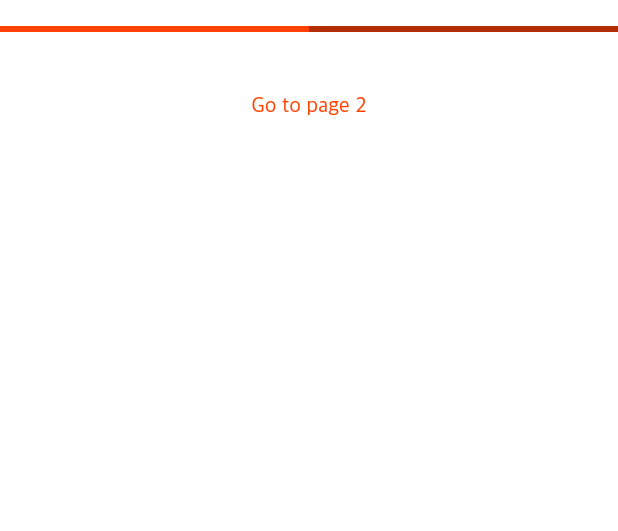
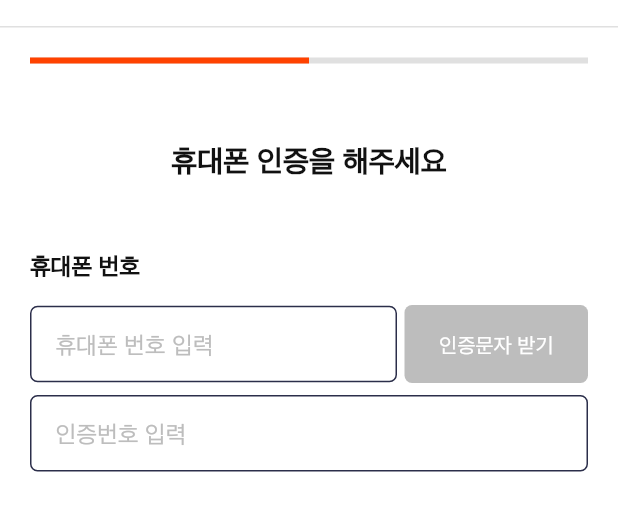
Before and after one commit to chuongphong12/makerre_flutter, a Flutter app: the SignUpInforScreen screen opened by its route, on a phone screen of 412 x 824 dp, the part 58-589 px from its top. Run offline on Flutter 3.47's test engine with Material 2 defaults, Android fonts, the light colour scheme and no system bars; our stand-ins replace bloc, carousel_slider, flutter_form_builder, flutter_rating_bar, flutter_svg, form_builder_validators and 2 more.

Commit message:
-sign up infor

```diff
--- a/lib/configs/router.dart
+++ b/lib/configs/router.dart
@@ -4,8 +4,6 @@ import 'package:makerre_flutter/models/review_model.dart';
 import 'package:makerre_flutter/screens/auth/login/login_screen.dart';
 import 'package:makerre_flutter/screens/auth/signup/signup_infor_screen.dart';
 import 'package:makerre_flutter/screens/auth/signup/signup_screen.dart';
-import 'package:makerre_flutter/screens/auth/signup/test1.dart';
-import 'package:makerre_flutter/screens/auth/signup/test2.dart';
 import 'package:makerre_flutter/screens/auth/transaction/transaction_screen.dart';
 import 'package:makerre_flutter/screens/home/banner/banner_screen.dart';
 import 'package:makerre_flutter/screens/home/best-review/best_review_detail_screen.dart';
--- a/lib/screens/auth/signup/signup_infor_screen.dart
+++ b/lib/screens/auth/signup/signup_infor_screen.dart
@@ -1,7 +1,9 @@
 import 'package:flutter/material.dart';
 import 'package:flutter_svg/svg.dart';
-import 'package:makerre_flutter/screens/auth/signup/test1.dart';
-import 'package:makerre_flutter/screens/auth/signup/test2.dart';
+import 'package:go_router/go_router.dart';
+import 'package:makerre_flutter/configs/color.dart';
+import 'package:makerre_flutter/screens/auth/signup/signup_input_infor_screen.dart';
+import 'package:makerre_flutter/screens/auth/signup/verifyOTP_screen.dart';
 
 class SignUpInforScreen extends StatefulWidget {
   const SignUpInforScreen({super.key});
@@ -12,15 +14,26 @@ class SignUpInforScreen extends StatefulWidget {
 
 class _SignUpInforScreenState extends State<SignUpInforScreen> {
   double progressBarValue = 0.5;
+  String titleProgress = '휴대폰 인증을 해주세요';
 
   void changeProgessValue(bool nextStep) {
     if (nextStep == true) {
       setState(() {
+        if (progressBarValue == 0.5) {
           progressBarValue += 0.5;
+          titleProgress = '개인정보를 입력해주세요';
+        } else {
+          GoRouter.of(context).goNamed('home');
+        }
       });
     } else {
       setState(() {
+        if (progressBarValue == 1) {
+          titleProgress = '휴대폰 인증을 해주세요';
           progressBarValue -= 0.5;
+        } else {
+          Navigator.pop(context);
+        }
       });
     }
   }
@@ -31,29 +44,56 @@ class _SignUpInforScreenState extends State<SignUpInforScreen> {
       appBar: AppBar(
         title: SvgPicture.asset('assets/images/icons/Logo.svg', width: 110),
         centerTitle: true,
-        leading: Container(),
+        automaticallyImplyLeading: false,
+        bottom: PreferredSize(
+          preferredSize: const Size.fromHeight(1),
+          child: Container(
+            color: ColorConfig.grayE0Color,
+            width: double.infinity,
+            height: 1,
           ),
-      body: Column(
+        ),
+      ),
+      body: SingleChildScrollView(
+        child: Container(
+          padding: const EdgeInsets.symmetric(vertical: 20, horizontal: 20),
+          child: Column(
+            // mainAxisAlignment: MainAxisAlignment.start,
             children: [
               LinearProgressIndicator(
                 value: progressBarValue,
+                backgroundColor: ColorConfig.grayE0Color,
               ),
-          const SizedBox(height: 24),
+              const SizedBox(
+                height: 52,
+              ),
+              Text(
+                titleProgress,
+                style: Theme.of(context).textTheme.headline3,
+                textAlign: TextAlign.center,
+              ),
+              // const SizedBox(height: 24),
               if (progressBarValue == 0.5) ...[
-            Test1(
-              onChangeStep: (bool nextStep) {
+                SizedBox(
+                  width: double.infinity,
+                  height: MediaQuery.of(context).size.height,
+                  child: VerifyOTPScreen(
+                    nextStep: (bool nextStep) {
                       changeProgessValue(nextStep);
                     },
                   ),
+                ),
               ] else ...[
-            Test2(
-              onChangeStep: (bool nextStep) {
+                SignUpInputInforScreen(
+                  changeStepCallBack: (bool nextStep) {
                     changeProgessValue(nextStep);
                   },
                 ),
               ],
             ],
           ),
+        ),
+      ),
     );
   }
 }
--- a/lib/screens/auth/signup/test1.dart
+++ /dev/null
@@ -1,21 +0,0 @@
-import 'package:flutter/material.dart';
-import 'package:go_router/go_router.dart';
-
-typedef void ChangeStepCallBack(bool nextStep);
-
-class Test1 extends StatelessWidget {
-  final ChangeStepCallBack onChangeStep;
-  const Test1({super.key, required this.onChangeStep});
-
-  @override
-  Widget build(BuildContext context) {
-    return Container(
-      child: TextButton(
-        child: Text('Go to page 2'),
-        onPressed: () {
-          onChangeStep(true);
-        },
-      ),
-    );
-  }
-}
--- /dev/null
+++ b/lib/screens/auth/signup/verifyOTP_screen.dart
@@ -0,0 +1,153 @@
+import 'package:flutter/material.dart';
+import 'package:makerre_flutter/configs/color.dart';
+
+typedef void ChangeStepCallBack(bool nextStep);
+
+class VerifyOTPScreen extends StatelessWidget {
+  final ChangeStepCallBack nextStep;
+  VerifyOTPScreen({super.key, required this.nextStep});
+
+  @override
+  Widget build(BuildContext context) {
+    return Column(mainAxisAlignment: MainAxisAlignment.spaceBetween, children: [
+      Column(crossAxisAlignment: CrossAxisAlignment.start, children: [
+        const SizedBox(
+          height: 48,
+        ),
+        Text(
+          '휴대폰 번호',
+          style: Theme.of(context)
+              .textTheme
+              .headline4!
+              .copyWith(fontWeight: FontWeight.w600),
+        ),
+        const SizedBox(
+          height: 16,
+        ),
+        Row(
+          children: [
+            Expanded(
+              flex: 2,
+              child: TextField(
+                decoration: InputDecoration(
+                  isCollapsed: true,
+                  contentPadding:
+                      const EdgeInsets.symmetric(horizontal: 15, vertical: 15),
+                  hintText: '휴대폰 번호 입력',
+                  hintStyle: Theme.of(context).textTheme.headline4!.copyWith(
+                      color: ColorConfig.grayBDColor,
+                      fontWeight: FontWeight.normal),
+                  filled: false,
+                  border: OutlineInputBorder(
+                      gapPadding: 2,
+                      borderRadius: BorderRadius.circular(5),
+                      borderSide: const BorderSide(color: ColorConfig.grayBDColor)),
+                  focusedBorder: OutlineInputBorder(
+                      gapPadding: 2,
+                      borderRadius: BorderRadius.circular(5),
+                      borderSide: const BorderSide(color: ColorConfig.grayBDColor)),
+                ),
+              ),
+            ),
+            const SizedBox(
+              width: 5,
+            ),
+            Expanded(
+                flex: 1,
+                child: TextButton(
+                  style: TextButton.styleFrom(
+                      fixedSize: const Size(double.infinity, 52),
+                      surfaceTintColor: ColorConfig.whiteColor,
+                      foregroundColor: ColorConfig.whiteColor,
+                      backgroundColor: ColorConfig.grayBDColor,
+                      shape: RoundedRectangleBorder(
+                          borderRadius: BorderRadius.circular(5))),
+                  child: Text(
+                    '인증문자 받기',
+                    style: Theme.of(context)
+                        .textTheme
+                        .headline6!
+                        .copyWith(color: ColorConfig.whiteColor),
+                  ),
+                  onPressed: () {},
+                ))
+          ],
+        ),
+        const SizedBox(
+          height: 8,
+        ),
+        TextField(
+          decoration: InputDecoration(
+            isCollapsed: true,
+            contentPadding:
+                const EdgeInsets.symmetric(horizontal: 15, vertical: 15),
+            hintText: '인증번호 입력',
+            hintStyle: Theme.of(context).textTheme.headline4!.copyWith(
+                color: ColorConfig.grayBDColor, fontWeight: FontWeight.normal),
+            filled: false,
+            border: OutlineInputBorder(
+                gapPadding: 2,
+                borderRadius: BorderRadius.circular(5),
+                borderSide: const BorderSide(color: ColorConfig.grayBDColor)),
+            focusedBorder: OutlineInputBorder(
+                gapPadding: 2,
+                borderRadius: BorderRadius.circular(5),
+                borderSide: const BorderSide(color: ColorConfig.grayBDColor)),
+          ),
+        ),
+      ]),
+      Row(
+        mainAxisAlignment: MainAxisAlignment.spaceAround,
+        children: [
+          Expanded(
+            flex: 1,
+            child: TextButton(
+              style: TextButton.styleFrom(
+                  fixedSize: const Size(double.infinity, 52),
+                  shadowColor: ColorConfig.grayE0Color,
+                  elevation: 3,
+                  backgroundColor: ColorConfig.whiteColor,
+                  surfaceTintColor: ColorConfig.whiteColor,
+                  shape: RoundedRectangleBorder(
+                      borderRadius: BorderRadius.circular(5))),
+              onPressed: () {
+                nextStep(false);
+              },
+              child: Text(
+                '이전 ',
+                style: Theme.of(context).textTheme.headline4!.copyWith(
+                      color: ColorConfig.grayBDColor,
+                    ),
+              ),
+            ),
+          ),
+          const SizedBox(
+            width: 20,
+          ),
+          Expanded(
+            flex: 1,
+            child: TextButton(
+              style: TextButton.styleFrom(
+                  fixedSize: const Size(double.infinity, 52),
+                  shadowColor: ColorConfig.grayE0Color,
+                  elevation: 3,
+                  backgroundColor: ColorConfig.whiteColor,
+                  surfaceTintColor: ColorConfig.whiteColor,
+                  shape: RoundedRectangleBorder(
+                      borderRadius: BorderRadius.circular(5))),
+              onPressed: () {
+                nextStep(true);
+              },
+              child: Text(
+                '다음 ',
+                style: Theme.of(context).textTheme.headline4!.copyWith(
+                      color: ColorConfig.grayBDColor,
+                    ),
+              ),
+            ),
+          )
+        ],
+      )
+    ]);
+  }
+}
```
Also changed, not shown: lib/screens/auth/signup/signup_input_infor_screen.dart (added, +301 -0 lines), lib/screens/auth/signup/test2.dart (deleted, +0 -21 lines). Lines whose indentation alone changed are shown as unchanged.
